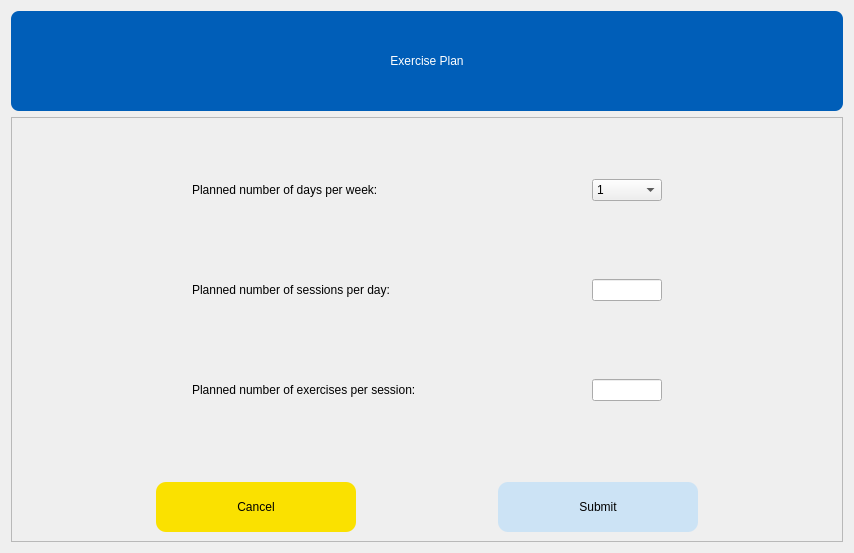
Above: copyclare/ui/plan.ui from MotionInput/Team14-CopyClare before the change. Below: the same form after it.
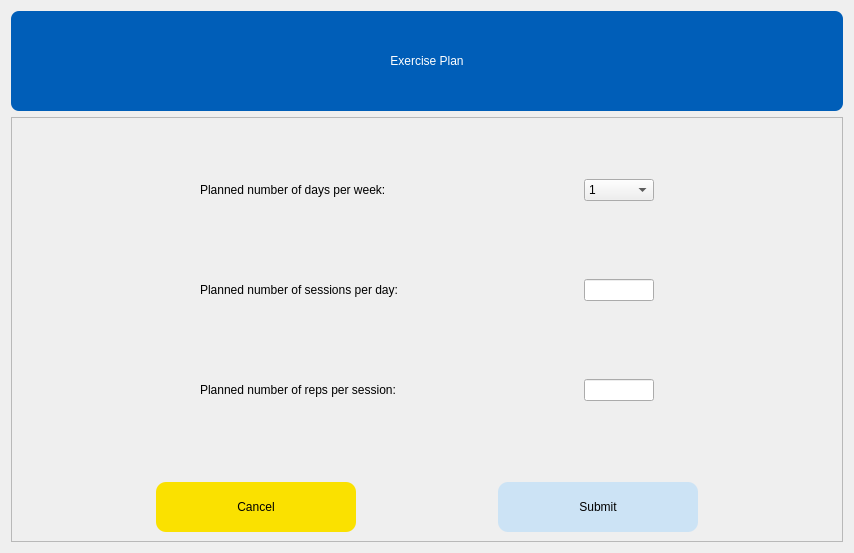
That is the form after the change.

```diff
--- a/copyclare/ui/plan.ui
+++ b/copyclare/ui/plan.ui
@@ -285,7 +285,7 @@
            <string notr="true">font: 16pt &quot;Arial&quot;;</string>
           </property>
           <property name="text">
-           <string>Planned number of exercises per session:</string>
+           <string>Planned number of reps per session:</string>
           </property>
          </widget>
         </item>
```
Left out of the diff: 12 changed lines with no effect on the pictures.
